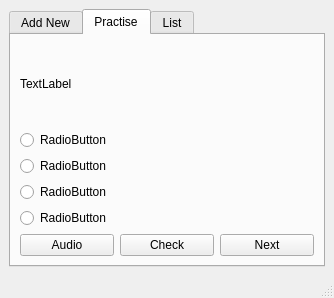
This is ui/main.ui in khacdinhtkdh/EnglishDictionaryMemory as Qt 5 draws it before an edit. The edited form follows.
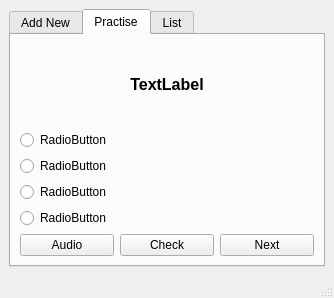
This is the edited form. The open tabs and pages were chosen to show the change.

Diff of the .ui file:
```diff
--- a/ui/main.ui
+++ b/ui/main.ui
@@ -57,9 +57,28 @@
        <layout class="QVBoxLayout" name="verticalLayout_3">
         <item>
          <widget class="QLabel" name="label_en">
+          <property name="enabled">
+           <bool>true</bool>
+          </property>
+          <property name="font">
+           <font>
+            <pointsize>12</pointsize>
+            <italic>false</italic>
+            <bold>true</bold>
+           </font>
+          </property>
+          <property name="layoutDirection">
+           <enum>Qt::LeftToRight</enum>
+          </property>
+          <property name="styleSheet">
+           <string notr="true">font: 700 12pt &quot;Segoe UI&quot;;</string>
+          </property>
           <property name="text">
            <string>TextLabel</string>
           </property>
+          <property name="alignment">
+           <set>Qt::AlignCenter</set>
+          </property>
          </widget>
         </item>
         <item>
```
Left out of the diff: 15 changed lines with no effect on the pictures.
